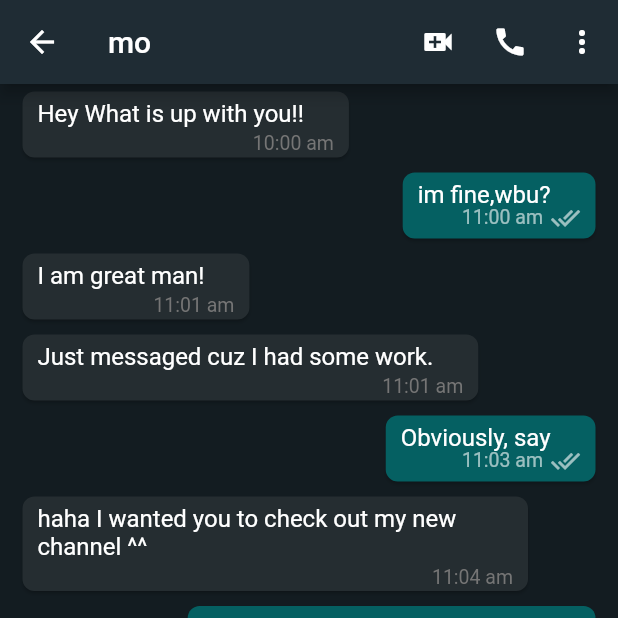
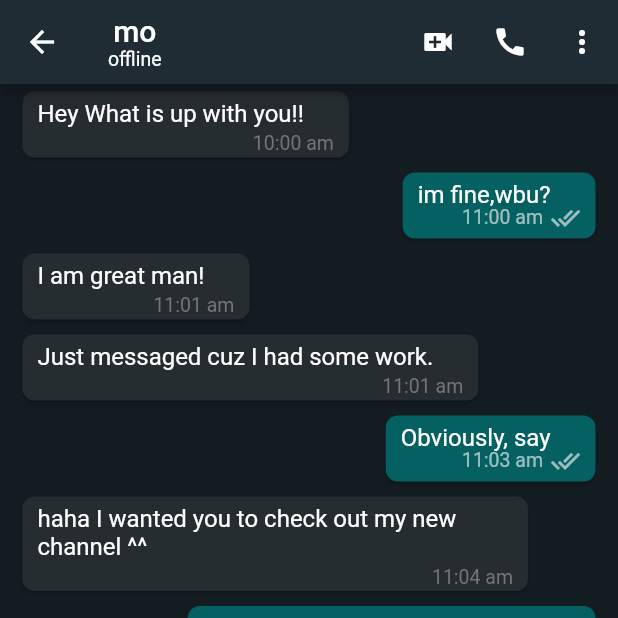
Before and after one commit to mostafaramadanhamed/whatsapp, a Flutter app: the MobileChatScreen screen opened directly, on a phone screen of 412 x 824 dp, the top half of it. Run offline on Flutter 3.47's test engine with Material 2 defaults, Android fonts, the phone set to English and light mode, and no system bars; our stand-ins replace cloud_firestore, country_picker, firebase_auth, firebase_core, firebase_storage, flutter_contacts and 2 more; accounts and stored records are empty.

Commit message:
add name and online status in chat

```diff
--- a/lib/features/auth/controller/auth_controller.dart
+++ b/lib/features/auth/controller/auth_controller.dart
@@ -42,4 +42,7 @@ class AuthController{
   void saveUserDataToFirebase(BuildContext context,String name, File? profilePic){
     authRepository.saveUserDataToFirebase(name: name, profilePic: profilePic, ref: ref, context: context);
   }
+  Stream<UserModel>userDataById(String userId){
+    return authRepository.userData(userId);
+  }
 }
--- a/lib/features/auth/repository/auth_repository.dart
+++ b/lib/features/auth/repository/auth_repository.dart
@@ -110,4 +110,8 @@ class AuthRepository{
         }
   }
 
+ Stream<UserModel> userData(String userId){
+    return firestore.collection(FirebaseConstant.userCollection).doc(userId)
+        .snapshots().map((event) => UserModel.fromMap(event.data()!));
+  }
 }
--- a/lib/screens/mobile_chat.dart
+++ b/lib/screens/mobile_chat.dart
@@ -1,20 +1,41 @@
 import 'package:flutter/material.dart';
+import 'package:flutter_riverpod/flutter_riverpod.dart';
+import 'package:whatsapp/common/widgets/loader.dart';
+import 'package:whatsapp/features/auth/controller/auth_controller.dart';
+import 'package:whatsapp/models/user_model.dart';
 
 import '../info.dart';
 import '../utils/constant/app_color.dart';
 import '../widgets/chat_list.dart';
 
-class MobileChatScreen extends StatelessWidget {
+class MobileChatScreen extends ConsumerWidget {
   static const String routeName='/mobile-chat';
   const MobileChatScreen({Key? key, required this.name, required this.uid}) : super(key: key);
 final String name,uid;
   @override
-  Widget build(BuildContext context) {
+  Widget build(BuildContext context, WidgetRef ref) {
     return Scaffold(
       appBar: AppBar(
         backgroundColor: appBarColor,
-        title: Text(
-          name,
+        title: StreamBuilder<UserModel>(
+          stream: ref.read(authControllerProvider).userDataById(uid),
+          builder: (context, snapshot) {
+            if(snapshot.connectionState==ConnectionState.waiting){
+              return const Loader();
+            }
+            return Column(
+              crossAxisAlignment: CrossAxisAlignment.center,
+              children: [
+                Text(
+                  name,
+                ),
+                Text(snapshot.data!.isOnline?'online':'offline',style: const TextStyle(
+                  fontSize: 13,
+                  fontWeight: FontWeight.normal,
+                )),
+              ],
+            );
+          }
         ),
         centerTitle: false,
         actions: [
```
